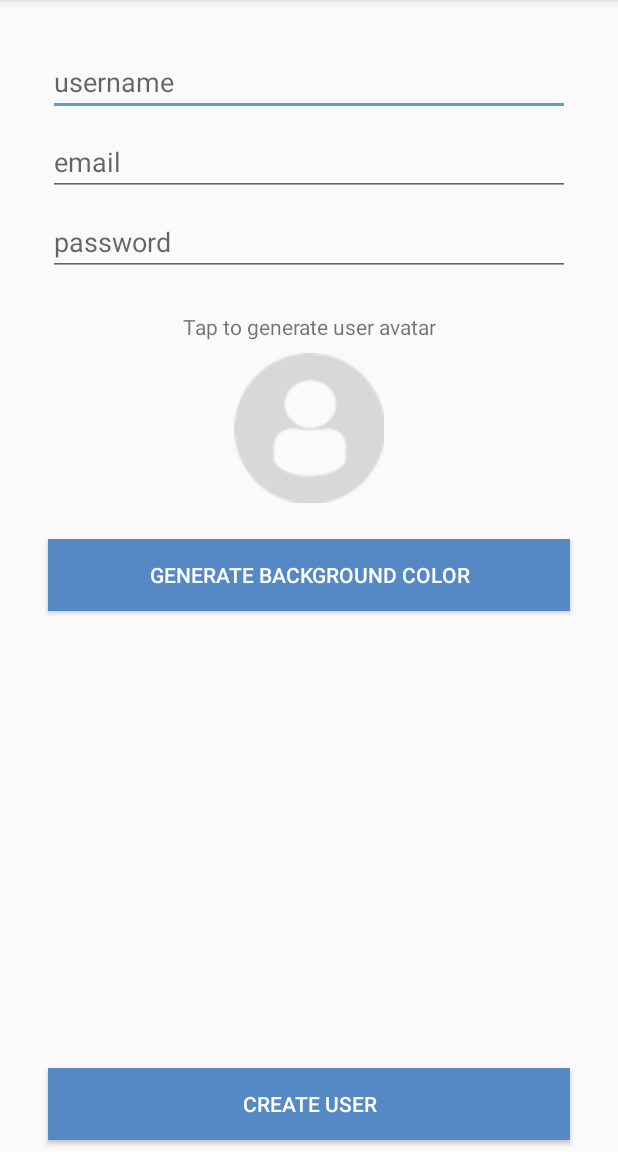
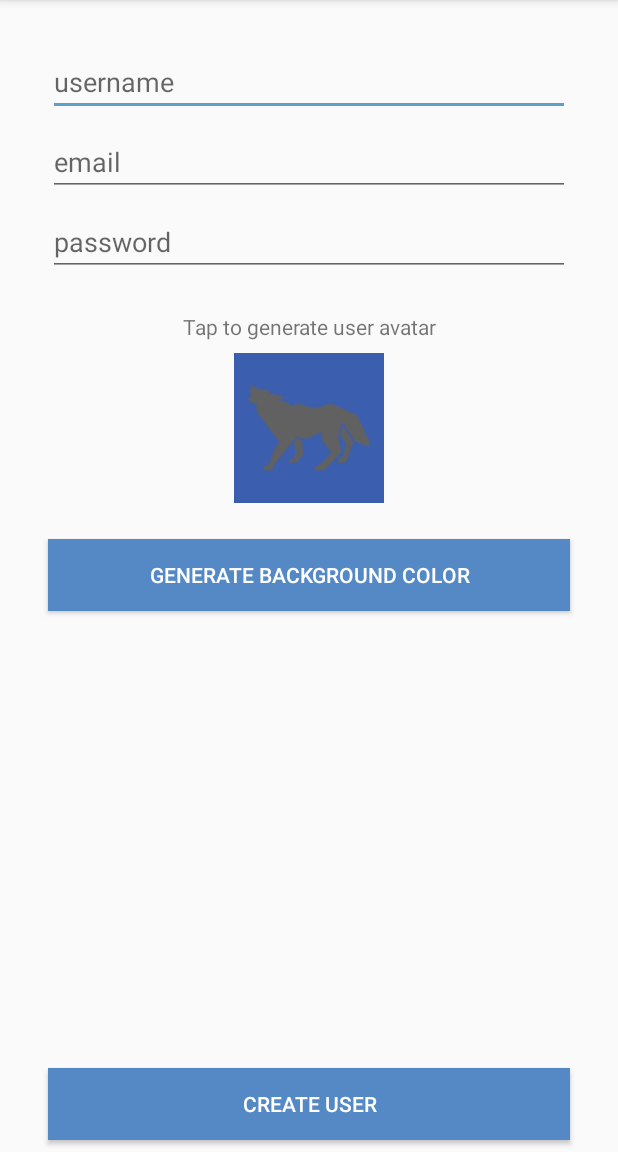
Before and after one commit to zachcervi/Smack-Android, an Android app: the CreateUserActivity screen opened directly, with no data from a screen before it, after a tap on "CREATE USER", on a phone screen of 412 x 824 dp, the part 84-1236 px from its top. Run offline under Robolectric (Android 15) with nearby library versions, the phone set to English and light mode, and no system bars; 2 other taps on this screen came first.

Commit message:
Added icon generator and color generator

```diff
--- a/app/src/main/java/com/zachcervi/smack_android/CreateUserActivity.kt
+++ b/app/src/main/java/com/zachcervi/smack_android/CreateUserActivity.kt
@@ -1,11 +1,17 @@
 package com.zachcervi.smack_android
 
+import android.graphics.Color
 import android.support.v7.app.AppCompatActivity
 import android.os.Bundle
 import android.view.View
+import kotlinx.android.synthetic.main.activity_create_user.*
+import java.util.*
 
 class CreateUserActivity : AppCompatActivity() {
 
+    var userAvatar = "profileDefault"
+    var avatarColor = "[0.5, 0.5, 0.5, 1]"
+    val random = Random()
     override fun onCreate(savedInstanceState: Bundle?) {
         super.onCreate(savedInstanceState)
         setContentView(R.layout.activity_create_user)
@@ -13,10 +19,33 @@ class CreateUserActivity : AppCompatActivity() {
 
     fun generateUserAvatar(view: View){
 
+        val color = random.nextInt(2)
+        val avatar = random.nextInt(28)
+
+        if(color == 0)
+        {
+            userAvatar = "light$avatar"
+        }
+        else
+        {
+            userAvatar = "dark$avatar"
+        }
+        val resourceId = resources.getIdentifier(userAvatar, "drawable", packageName)
+        createAvatarImageView.setImageResource(resourceId)
     }
 
     fun createUserClicked(view: View){
+        val r = random.nextInt(255)
+        val g = random.nextInt(255)
+        val b = random.nextInt(255)
 
+        createAvatarImageView.setBackgroundColor(Color.rgb(r,g,b))
+
+        val savedR = r.toDouble() / 255
+        val savedG = g.toDouble() /255
+        val savedB = g.toDouble() / 255
+
+        avatarColor = "[$savedR, $savedG, $savedB, 1]" //API format
     }
 
     fun generateColorClicked(view: View){
```
